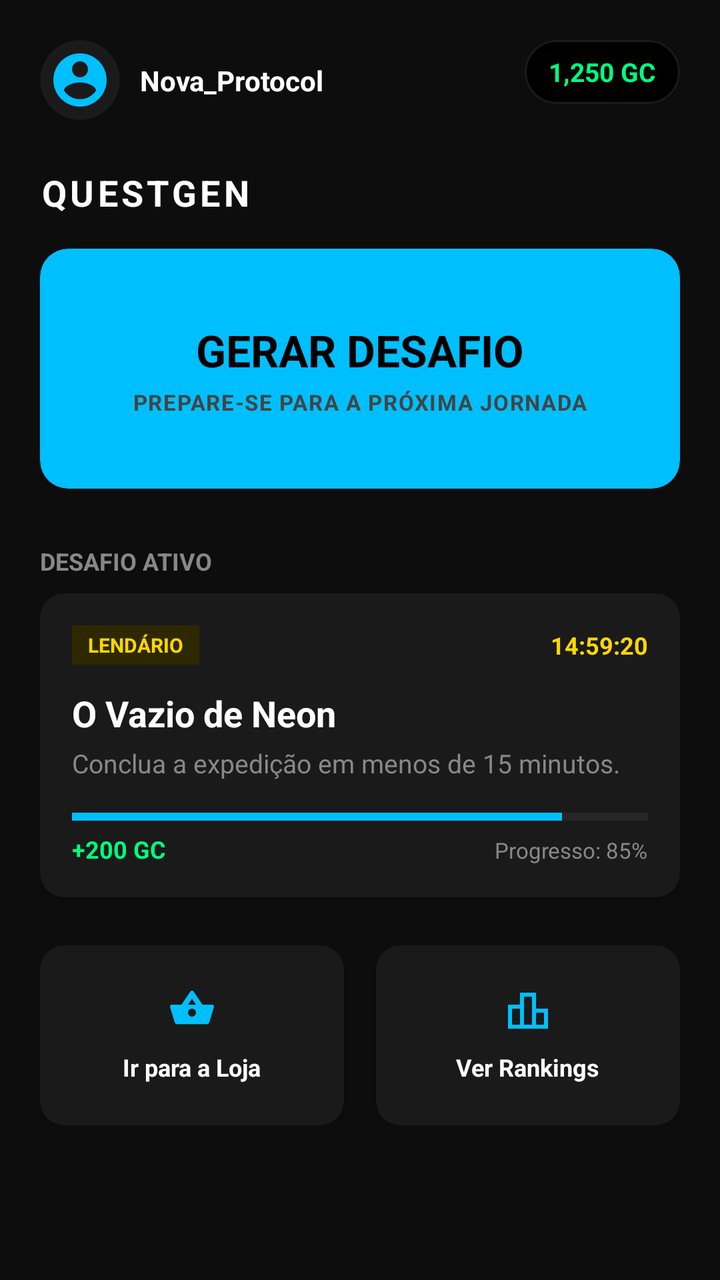
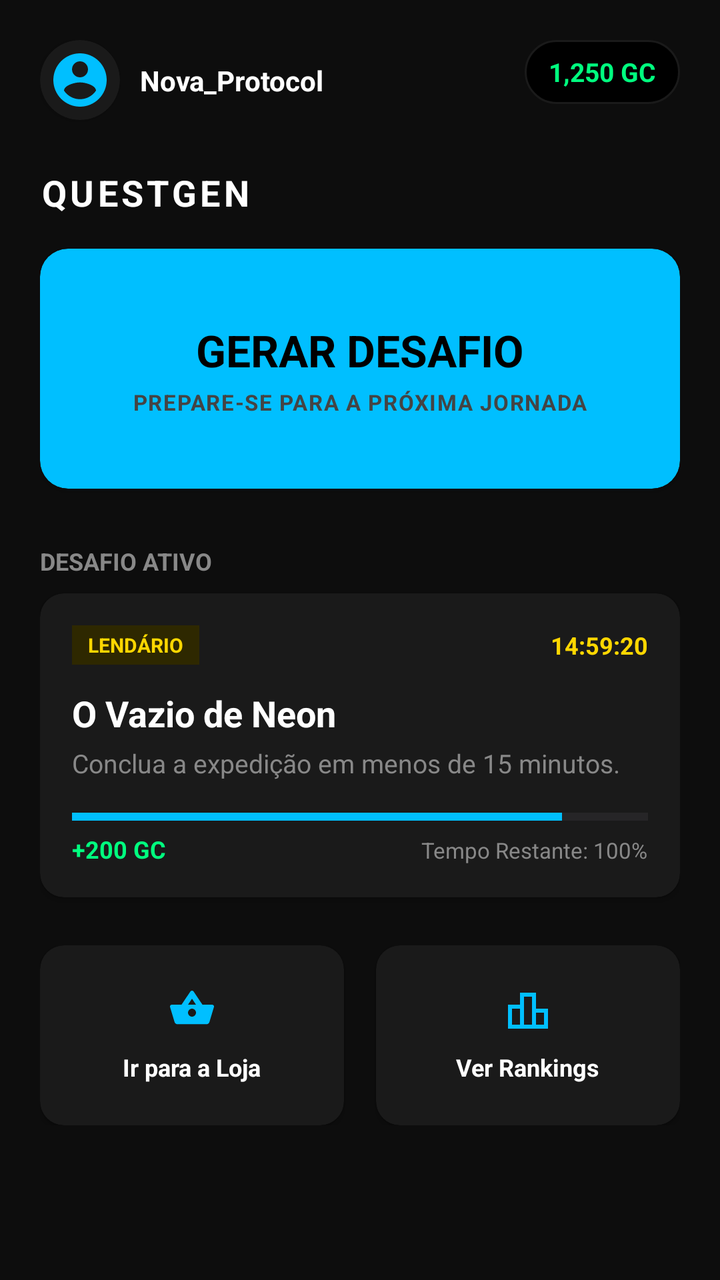

Before-and-after screenshots of an Android layout around one commit, followed by the original layout XML and the change that was made.
<!-- AndroidManifest.xml: application theme Theme.Questgen -->
<!-- res/layout/fragment_home.xml -->
<?xml version="1.0" encoding="utf-8"?>
<ScrollView xmlns:android="http://schemas.android.com/apk/res/android"
    xmlns:app="http://schemas.android.com/apk/res-auto"
    android:layout_width="match_parent"
    android:layout_height="match_parent"
    android:fillViewport="true"
    android:background="@color/bg_principal">

    <androidx.constraintlayout.widget.ConstraintLayout
        android:layout_width="match_parent"
        android:layout_height="wrap_content"
        android:padding="20dp">

        
        <androidx.cardview.widget.CardView
            android:id="@+id/card_avatar"
            android:layout_width="40dp"
            android:layout_height="40dp"
            app:cardCornerRadius="20dp"
            app:cardBackgroundColor="@color/bg_secundario"
            app:layout_constraintTop_toTopOf="parent"
            app:layout_constraintStart_toStartOf="parent">

            <ImageView
                android:id="@+id/img_avatar"
                android:layout_width="match_parent"
                android:layout_height="match_parent"
                android:src="@drawable/ic_profile"
                android:scaleType="centerCrop"
                android:padding="4dp"
                app:tint="@color/azul_neon" />
        </androidx.cardview.widget.CardView>

        <TextView
            android:id="@+id/tv_username"
            android:layout_width="wrap_content"
            android:layout_height="wrap_content"
            android:text="Nova_Protocol"
            android:textColor="@color/white"
            android:textStyle="bold"
            android:textSize="14sp"
            android:layout_marginStart="10dp"
            app:layout_constraintTop_toTopOf="@id/card_avatar"
            app:layout_constraintBottom_toBottomOf="@id/card_avatar"
            app:layout_constraintStart_toEndOf="@id/card_avatar" />

        
        <LinearLayout
            android:id="@+id/layout_coins_pill"
            android:layout_width="wrap_content"
            android:layout_height="32dp"
            android:background="@drawable/bg_pill"
            android:orientation="horizontal"
            android:gravity="center_vertical"
            android:paddingHorizontal="12dp"
            app:layout_constraintTop_toTopOf="parent"
            app:layout_constraintEnd_toEndOf="parent">

            <TextView
                android:id="@+id/tv_coins"
                android:layout_width="wrap_content"
                android:layout_height="wrap_content"
                android:text="1,250 GC"
                android:textColor="@color/verde_vibrante"
                android:textStyle="bold"
                android:textSize="13sp" />
        </LinearLayout>

        
        <TextView
            android:id="@+id/tv_brand"
            android:layout_width="wrap_content"
            android:layout_height="wrap_content"
            android:text="QUESTGEN"
            android:textColor="@color/white"
            android:textStyle="bold"
            android:textSize="18sp"
            android:letterSpacing="0.1"
            android:layout_marginTop="24dp"
            app:layout_constraintTop_toBottomOf="@id/card_avatar"
            app:layout_constraintStart_toStartOf="parent" />

        
        <androidx.cardview.widget.CardView
            android:id="@+id/card_generate_button"
            android:layout_width="match_parent"
            android:layout_height="120dp"
            android:layout_marginTop="16dp"
            app:cardCornerRadius="14dp"
            app:cardBackgroundColor="@color/azul_neon"
            app:layout_constraintTop_toBottomOf="@id/tv_brand">

            <androidx.constraintlayout.widget.ConstraintLayout
                android:layout_width="match_parent"
                android:layout_height="match_parent"
                android:padding="16dp">

                <TextView
                    android:id="@+id/tv_btn_title"
                    android:layout_width="wrap_content"
                    android:layout_height="wrap_content"
                    android:text="GERAR DESAFIO"
                    android:textColor="#000000"
                    android:textSize="22sp"
                    android:textStyle="bold"
                    app:layout_constraintTop_toTopOf="parent"
                    app:layout_constraintBottom_toTopOf="@id/tv_btn_subtitle"
                    app:layout_constraintStart_toStartOf="parent"
                    app:layout_constraintEnd_toEndOf="parent"
                    app:layout_constraintVertical_chainStyle="packed" />

                <TextView
                    android:id="@+id/tv_btn_subtitle"
                    android:layout_width="wrap_content"
                    android:layout_height="wrap_content"
                    android:text="PREPARE-SE PARA A PRÓXIMA JORNADA"
                    android:textColor="#444444"
                    android:textSize="11sp"
                    android:textStyle="bold"
                    android:letterSpacing="0.05"
                    android:layout_marginTop="4dp"
                    app:layout_constraintTop_toBottomOf="@id/tv_btn_title"
                    app:layout_constraintBottom_toBottomOf="parent"
                    app:layout_constraintStart_toStartOf="parent"
                    app:layout_constraintEnd_toEndOf="parent" />

            </androidx.constraintlayout.widget.ConstraintLayout>
        </androidx.cardview.widget.CardView>

        
        <TextView
            android:id="@+id/tv_header_active"
            android:layout_width="wrap_content"
            android:layout_height="wrap_content"
            android:text="DESAFIO ATIVO"
            android:textColor="@color/gray_text"
            android:textSize="12sp"
            android:textStyle="bold"
            android:layout_marginTop="28dp"
            app:layout_constraintTop_toBottomOf="@id/card_generate_button"
            app:layout_constraintStart_toStartOf="parent" />

        
        <androidx.cardview.widget.CardView
            android:id="@+id/card_no_challenge"
            android:layout_width="match_parent"
            android:layout_height="90dp"
            android:layout_marginTop="8dp"
            android:visibility="gone"
            app:cardCornerRadius="12dp"
            app:cardBackgroundColor="@color/bg_secundario"
            app:layout_constraintTop_toBottomOf="@id/tv_header_active">

            <TextView
                android:layout_width="wrap_content"
                android:layout_height="wrap_content"
                android:text="Nenhum desafio ativo no momento.\nSelecione um jogo para gerar um!"
                android:textColor="@color/gray_text"
                android:gravity="center"
                android:textSize="13sp"
                android:layout_gravity="center" />
        </androidx.cardview.widget.CardView>

        
        <androidx.cardview.widget.CardView
            android:id="@+id/card_active_challenge"
            android:layout_width="match_parent"
            android:layout_height="wrap_content"
            android:layout_marginTop="8dp"
            app:cardCornerRadius="12dp"
            app:cardBackgroundColor="@color/bg_secundario"
            app:layout_constraintTop_toBottomOf="@id/tv_header_active">

            <LinearLayout
                android:layout_width="match_parent"
                android:layout_height="wrap_content"
                android:orientation="vertical"
                android:padding="16dp">

                
                <LinearLayout
                    android:layout_width="match_parent"
                    android:layout_height="wrap_content"
                    android:orientation="horizontal"
                    android:gravity="center_vertical">

                    <TextView
                        android:id="@+id/tv_challenge_rarity"
                        android:layout_width="wrap_content"
                        android:layout_height="wrap_content"
                        android:text="LENDÁRIO"
                        android:textColor="@color/raridade_lendario"
                        android:textSize="10sp"
                        android:textStyle="bold"
                        android:background="#2E2800"
                        android:paddingHorizontal="8dp"
                        android:paddingVertical="3dp" />

                    <View
                        android:layout_width="0dp"
                        android:layout_height="1dp"
                        android:layout_weight="1" />

                    <TextView
                        android:id="@+id/tv_challenge_timer"
                        android:layout_width="wrap_content"
                        android:layout_height="wrap_content"
                        android:text="14:59:20"
                        android:textColor="#FFD700"
                        android:textStyle="bold"
                        android:textSize="12sp" />
                </LinearLayout>

                
                <TextView
                    android:id="@+id/tv_challenge_title"
                    android:layout_width="match_parent"
                    android:layout_height="wrap_content"
                    android:text="O Vazio de Neon"
                    android:textColor="@color/white"
                    android:textSize="18sp"
                    android:textStyle="bold"
                    android:layout_marginTop="12dp" />

                
                <TextView
                    android:id="@+id/tv_challenge_desc"
                    android:layout_width="match_parent"
                    android:layout_height="wrap_content"
                    android:text="Conclua a expedição em menos de 15 minutos."
                    android:textColor="@color/gray_text"
                    android:textSize="13sp"
                    android:layout_marginTop="4dp" />

                
                <ProgressBar
                    android:id="@+id/progress_challenge"
                    style="@style/Widget.AppCompat.ProgressBar.Horizontal"
                    android:layout_width="match_parent"
                    android:layout_height="4dp"
                    android:layout_marginTop="16dp"
                    android:progress="85"
                    android:progressTint="@color/azul_neon" />

                <LinearLayout
                    android:layout_width="match_parent"
                    android:layout_height="wrap_content"
                    android:orientation="horizontal"
                    android:layout_marginTop="6dp">

                    <TextView
                        android:id="@+id/tv_reward"
                        android:layout_width="wrap_content"
                        android:layout_height="wrap_content"
                        android:text="+200 GC"
                        android:textColor="@color/verde_vibrante"
                        android:textStyle="bold"
                        android:textSize="12sp" />

                    <View
                        android:layout_width="0dp"
                        android:layout_height="1dp"
                        android:layout_weight="1" />

                    <TextView
                        android:layout_width="wrap_content"
                        android:layout_height="wrap_content"
                        android:text="Progresso: 85%"
                        android:textColor="@color/gray_text"
                        android:textSize="11sp" />
                </LinearLayout>

            </LinearLayout>
        </androidx.cardview.widget.CardView>

        
        <LinearLayout
            android:id="@+id/layout_quick_actions"
            android:layout_width="match_parent"
            android:layout_height="90dp"
            android:layout_marginTop="24dp"
            android:orientation="horizontal"
            app:layout_constraintTop_toBottomOf="@id/card_active_challenge">

            
            <androidx.cardview.widget.CardView
                android:id="@+id/btn_quick_shop"
                android:layout_width="0dp"
                android:layout_height="match_parent"
                android:layout_weight="1"
                android:layout_marginEnd="8dp"
                app:cardCornerRadius="12dp"
                app:cardBackgroundColor="@color/bg_secundario">

                <LinearLayout
                    android:layout_width="match_parent"
                    android:layout_height="match_parent"
                    android:orientation="vertical"
                    android:gravity="center"
                    android:padding="12dp">

                    <ImageView
                        android:layout_width="24dp"
                        android:layout_height="24dp"
                        android:src="@drawable/ic_shop"
                        app:tint="@color/azul_neon" />

                    <TextView
                        android:layout_width="wrap_content"
                        android:layout_height="wrap_content"
                        android:text="Ir para a Loja"
                        android:textColor="@color/white"
                        android:textSize="12sp"
                        android:textStyle="bold"
                        android:layout_marginTop="8dp" />
                </LinearLayout>
            </androidx.cardview.widget.CardView>

            
            <androidx.cardview.widget.CardView
                android:id="@+id/btn_quick_ranking"
                android:layout_width="0dp"
                android:layout_height="match_parent"
                android:layout_weight="1"
                android:layout_marginStart="8dp"
                app:cardCornerRadius="12dp"
                app:cardBackgroundColor="@color/bg_secundario">

                <LinearLayout
                    android:layout_width="match_parent"
                    android:layout_height="match_parent"
                    android:orientation="vertical"
                    android:gravity="center"
                    android:padding="12dp">

                    <ImageView
                        android:layout_width="24dp"
                        android:layout_height="24dp"
                        android:src="@drawable/ic_ranking"
                        app:tint="@color/azul_neon" />

                    <TextView
                        android:layout_width="wrap_content"
                        android:layout_height="wrap_content"
                        android:text="Ver Rankings"
                        android:textColor="@color/white"
                        android:textSize="12sp"
                        android:textStyle="bold"
                        android:layout_marginTop="8dp" />
                </LinearLayout>
            </androidx.cardview.widget.CardView>
        </LinearLayout>

        
        <ProgressBar
            android:id="@+id/progress_home_load"
            android:layout_width="40dp"
            android:layout_height="40dp"
            android:visibility="gone"
            android:indeterminateTint="@color/azul_neon"
            app:layout_constraintTop_toTopOf="parent"
            app:layout_constraintBottom_toBottomOf="parent"
            app:layout_constraintStart_toStartOf="parent"
            app:layout_constraintEnd_toEndOf="parent" />

    </androidx.constraintlayout.widget.ConstraintLayout>
</ScrollView>
<!-- resources referenced by this layout -->
<resources>
  <color name="azul_neon">#00BFFF</color>
  <color name="bg_principal">#0D0D0D</color>
  <color name="bg_secundario">#1A1A1A</color>
  <color name="gray_text">#888888</color>
  <color name="raridade_lendario">#FFD700</color>
  <color name="verde_vibrante">#00FF7F</color>
  <color name="white">#FFFFFF</color>
  <!-- drawable bg_pill (drawable) -->
  <?xml version="1.0" encoding="utf-8"?>
  <shape xmlns:android="http://schemas.android.com/apk/res/android">
      <solid android:color="#000000" />
      <corners android:radius="20dp" />
      <stroke android:width="1dp" android:color="#1A1A1A" />
  </shape>
  <!-- drawable ic_profile (drawable) -->
  <vector xmlns:android="http://schemas.android.com/apk/res/android"
      android:width="24dp"
      android:height="24dp"
      android:viewportWidth="24"
      android:viewportHeight="24">
    <path
        android:fillColor="#FFFFFF"
        android:pathData="M12,2C6.48,2 2,6.48 2,12s4.48,10 10,10 10,-4.48 10,-10S17.52,2 12,2z M12,5c1.66,0 3,1.34 3,3s-1.34,3 -3,3s-3,-1.34 -3,-3S10.34,5 12,5z M12,19.2c-2.5,0 -4.71,-1.28 -6,-3.22c0.03,-1.99 4,-3.08 6,-3.08s5.97,1.09 6,3.08C16.71,17.92 14.5,19.2 12,19.2z"/>
  </vector>
  <!-- drawable ic_ranking (drawable) -->
  <vector xmlns:android="http://schemas.android.com/apk/res/android"
      android:width="24dp"
      android:height="24dp"
      android:viewportWidth="24"
      android:viewportHeight="24">
    <path
        android:fillColor="#FFFFFF"
        android:pathData="M16,11V3H8v6H2v12h20V11H16z M10,5h4v14h-4V5z M4,11h4v8H4V11z M20,19h-4v-6h4V19z"/>
  </vector>
  <!-- drawable ic_shop (drawable) -->
  <vector xmlns:android="http://schemas.android.com/apk/res/android"
      android:width="24dp"
      android:height="24dp"
      android:viewportWidth="24"
      android:viewportHeight="24">
    <path
        android:fillColor="#FFFFFF"
        android:pathData="M17.21,9l-4.38,-6.56c-0.39,-0.58 -1.27,-0.58 -1.66,0L6.79,9H1.92c-0.62,0 -1.06,0.61 -0.88,1.2l2.25,7.5c0.19,0.63 0.77,1.07 1.43,1.07h14.56c0.66,0 1.24,-0.44 1.43,-1.07l2.25,-7.5c0.18,-0.59 -0.26,-1.2 -0.88,-1.2H17.21zM12,6l2,3H10l2,-3zM12,15c-1.1,0 -2,-0.9 -2,-2s0.9,-2 2,-2s2,0.9 2,2S13.1,15 12,15z"/>
  </vector>
  <style name="Theme.Questgen" parent="Theme.QuestGen" />
  <style name="Theme.QuestGen" parent="Base.Theme.QuestGen" />
  <style name="Base.Theme.QuestGen" parent="Theme.Material3.DayNight.NoActionBar">
          
          <item name="colorPrimary">@color/azul_neon</item>
          <item name="colorSecondary">@color/roxo_neon</item>
          <item name="android:windowBackground">@color/bg_principal</item>
      </style>
  <color name="roxo_neon">#8A2BE2</color>
</resources>

<!-- the commit's change to res/layout/fragment_home.xml (unified diff, before → after) -->
@@ -263,9 +263,10 @@
                         android:layout_weight="1" />
 
                     <TextView
-                        android:layout_width="wrap_content"
-                        android:layout_height="wrap_content"
-                        android:text="Progresso: 85%"
+                        android:id="@+id/tv_progress_percent"
+                        android:layout_width="wrap_content"
+                        android:layout_height="wrap_content"
+                        android:text="Tempo Restante: 100%"
                         android:textColor="@color/gray_text"
                         android:textSize="11sp" />
                 </LinearLayout>
